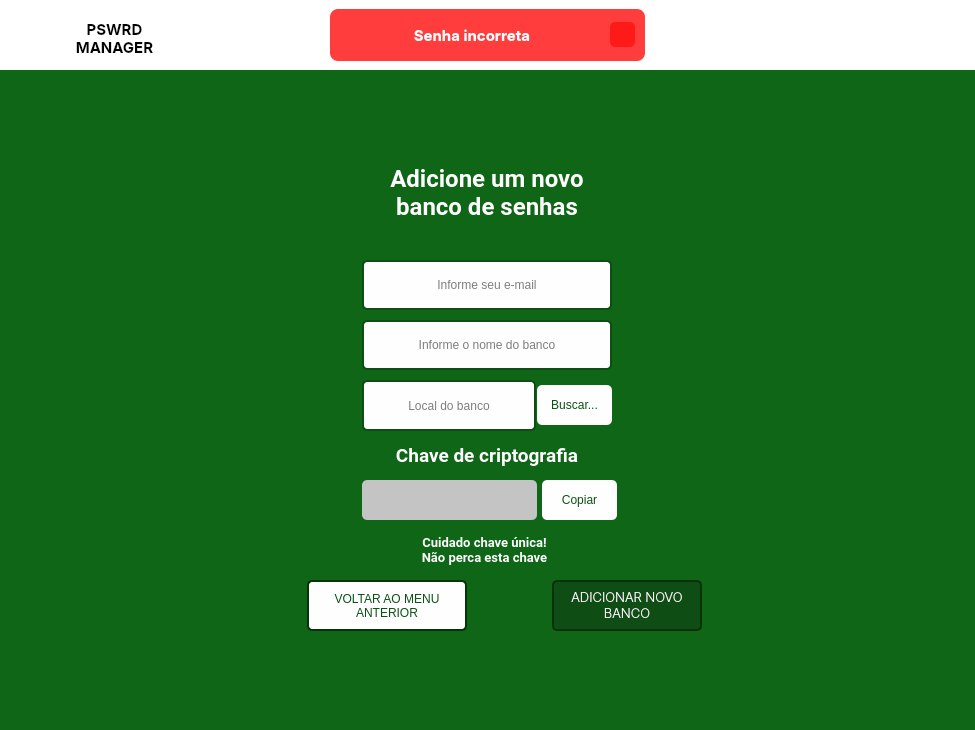
Qt form QtDesigner/filesUI/newDF.ui (lrafaelz/PSWRD-Manager) before a commit.
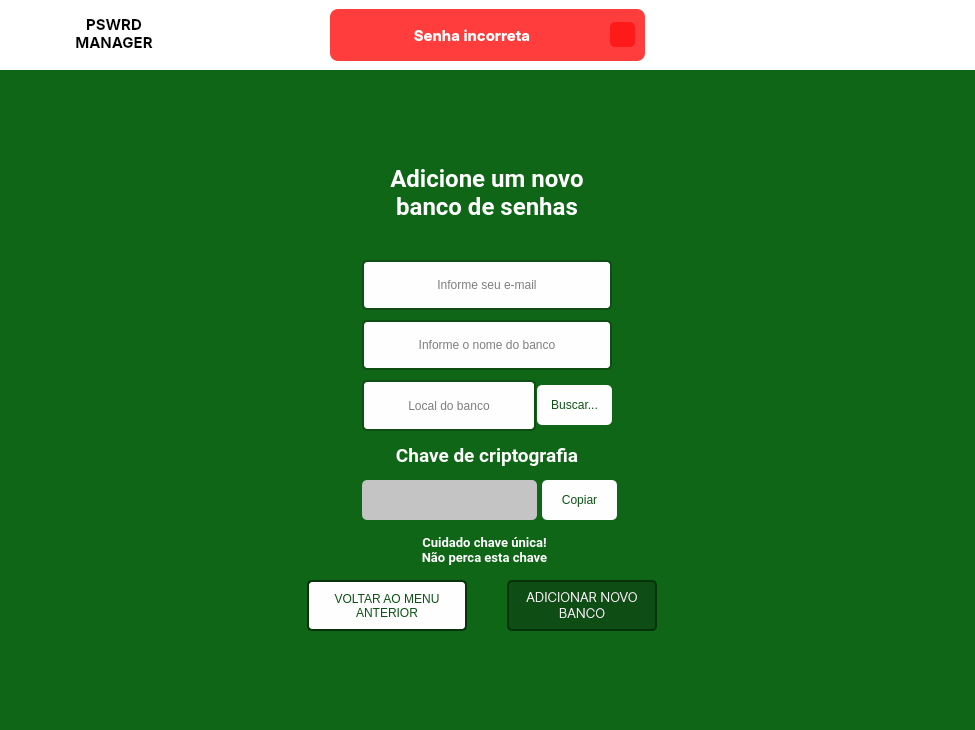
The same form after that commit. Icons and pictures are not drawn.

```diff
--- a/QtDesigner/filesUI/newDF.ui
+++ b/QtDesigner/filesUI/newDF.ui
@@ -62,8 +62,8 @@
         <widget class="QFrame" name="frame_logo">
          <property name="minimumSize">
           <size>
-           <width>140</width>
-           <height>0</height>
+           <width>150</width>
+           <height>50</height>
           </size>
          </property>
          <property name="maximumSize">
@@ -98,11 +98,17 @@
           <property name="geometry">
            <rect>
             <x>55</x>
-            <y>10</y>
-            <width>101</width>
+            <y>5</y>
+            <width>100</width>
             <height>38</height>
            </rect>
           </property>
+          <property name="minimumSize">
+           <size>
+            <width>100</width>
+            <height>38</height>
+           </size>
+          </property>
           <property name="maximumSize">
            <size>
             <width>120</width>
@@ -252,6 +258,12 @@
       <layout class="QHBoxLayout" name="horizontalLayout">
        <item>
         <widget class="QFrame" name="loginArea">
+         <property name="minimumSize">
+          <size>
+           <width>450</width>
+           <height>500</height>
+          </size>
+         </property>
          <property name="maximumSize">
           <size>
            <width>450</width>
@@ -424,7 +436,7 @@
          <widget class="QPushButton" name="pushButton_addNewDf">
           <property name="geometry">
            <rect>
-            <x>290</x>
+            <x>245</x>
             <y>430</y>
             <width>150</width>
             <height>51</height>
```
Left out of the diff: 6 changed lines with no effect on the pictures.
